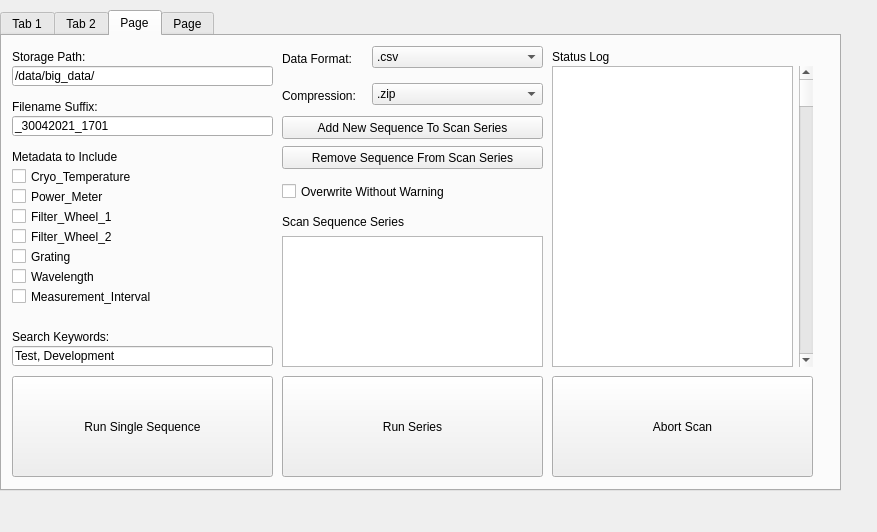
First picture: the form in SPHEREx-Calibration-Automation/pylab/pylabcal/pylabcalgui/QTDesigner/scanWindowDialog.ui, repository samcondon4/SPHEREx-lab-tools, before the edit.
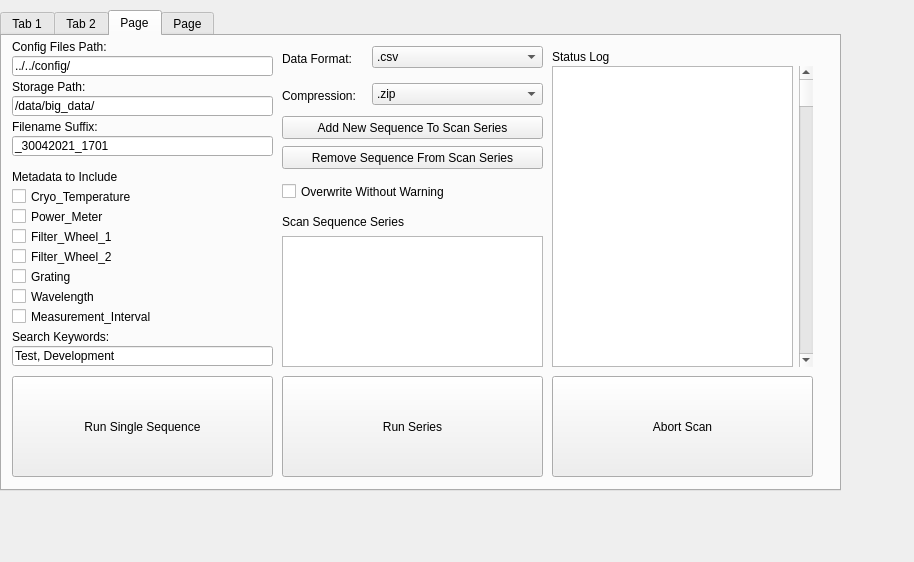
Second picture: the form after the edit. The open tabs and pages were chosen to show the change.

Commit message: Added config folder contents to left listWidget

Patch:
```diff
--- a/SPHEREx-Calibration-Automation/pylab/pylabcal/pylabcalgui/QTDesigner/scanWindowDialog.ui
+++ b/SPHEREx-Calibration-Automation/pylab/pylabcal/pylabcalgui/QTDesigner/scanWindowDialog.ui
@@ -6,8 +6,8 @@
    <rect>
     <x>0</x>
     <y>0</y>
-    <width>877</width>
-    <height>532</height>
+    <width>914</width>
+    <height>562</height>
    </rect>
   </property>
   <property name="windowTitle">
@@ -718,7 +718,7 @@
      <property name="geometry">
       <rect>
        <x>10</x>
-       <y>110</y>
+       <y>130</y>
        <width>131</width>
        <height>21</height>
       </rect>
@@ -731,7 +731,7 @@
      <property name="geometry">
       <rect>
        <x>10</x>
-       <y>130</y>
+       <y>150</y>
        <width>141</width>
        <height>21</height>
       </rect>
@@ -744,7 +744,7 @@
      <property name="geometry">
       <rect>
        <x>10</x>
-       <y>150</y>
+       <y>170</y>
        <width>141</width>
        <height>21</height>
       </rect>
@@ -757,7 +757,7 @@
      <property name="geometry">
       <rect>
        <x>10</x>
-       <y>170</y>
+       <y>190</y>
        <width>141</width>
        <height>21</height>
       </rect>
@@ -770,7 +770,7 @@
      <property name="geometry">
       <rect>
        <x>10</x>
-       <y>190</y>
+       <y>210</y>
        <width>141</width>
        <height>21</height>
       </rect>
@@ -783,7 +783,7 @@
      <property name="geometry">
       <rect>
        <x>10</x>
-       <y>210</y>
+       <y>230</y>
        <width>141</width>
        <height>21</height>
       </rect>
@@ -796,7 +796,7 @@
      <property name="geometry">
       <rect>
        <x>10</x>
-       <y>230</y>
+       <y>250</y>
        <width>141</width>
        <height>21</height>
       </rect>
@@ -809,7 +809,7 @@
      <property name="geometry">
       <rect>
        <x>10</x>
-       <y>250</y>
+       <y>270</y>
        <width>201</width>
        <height>21</height>
       </rect>
@@ -835,7 +835,7 @@
      <property name="geometry">
       <rect>
        <x>10</x>
-       <y>30</y>
+       <y>60</y>
        <width>261</width>
        <height>20</height>
       </rect>
@@ -851,7 +851,7 @@
      <property name="geometry">
       <rect>
        <x>10</x>
-       <y>10</y>
+       <y>40</y>
        <width>121</width>
        <height>21</height>
       </rect>
@@ -864,7 +864,7 @@
      <property name="geometry">
       <rect>
        <x>10</x>
-       <y>80</y>
+       <y>100</y>
        <width>261</width>
        <height>20</height>
       </rect>
@@ -880,7 +880,7 @@
      <property name="geometry">
       <rect>
        <x>10</x>
-       <y>60</y>
+       <y>80</y>
        <width>121</width>
        <height>21</height>
       </rect>
@@ -1123,6 +1123,35 @@
       </item>
      </layout>
     </widget>
+    <widget class="QLabel" name="config_path_label_tab3">
+     <property name="geometry">
+      <rect>
+       <x>10</x>
+       <y>0</y>
+       <width>121</width>
+       <height>21</height>
+      </rect>
+     </property>
+     <property name="text">
+      <string>Config Files Path:</string>
+     </property>
+    </widget>
+    <widget class="QLineEdit" name="config_path_lineEdit_tab3">
+     <property name="geometry">
+      <rect>
+       <x>10</x>
+       <y>20</y>
+       <width>261</width>
+       <height>20</height>
+      </rect>
+     </property>
+     <property name="text">
+      <string>../../config/</string>
+     </property>
+     <property name="placeholderText">
+      <string/>
+     </property>
+    </widget>
    </widget>
    <widget class="QWidget" name="tab4_manual">
     <attribute name="title">
```
Left out of the diff: 43 changed lines with no effect on the pictures. The commit also changes 3 other files.
